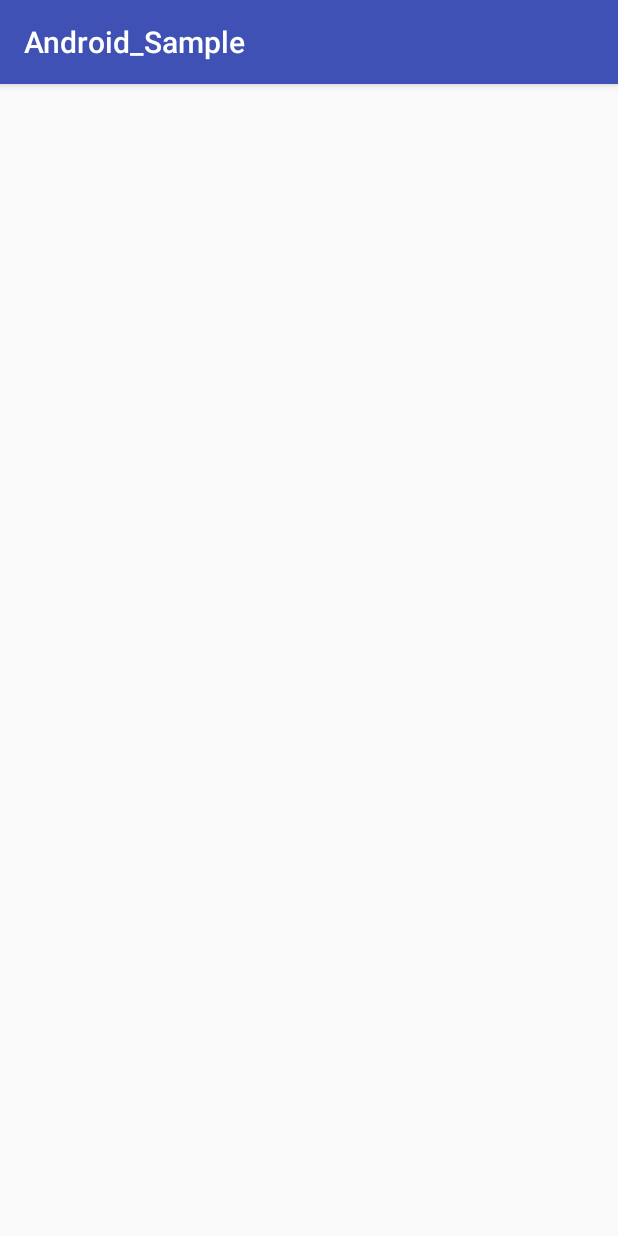
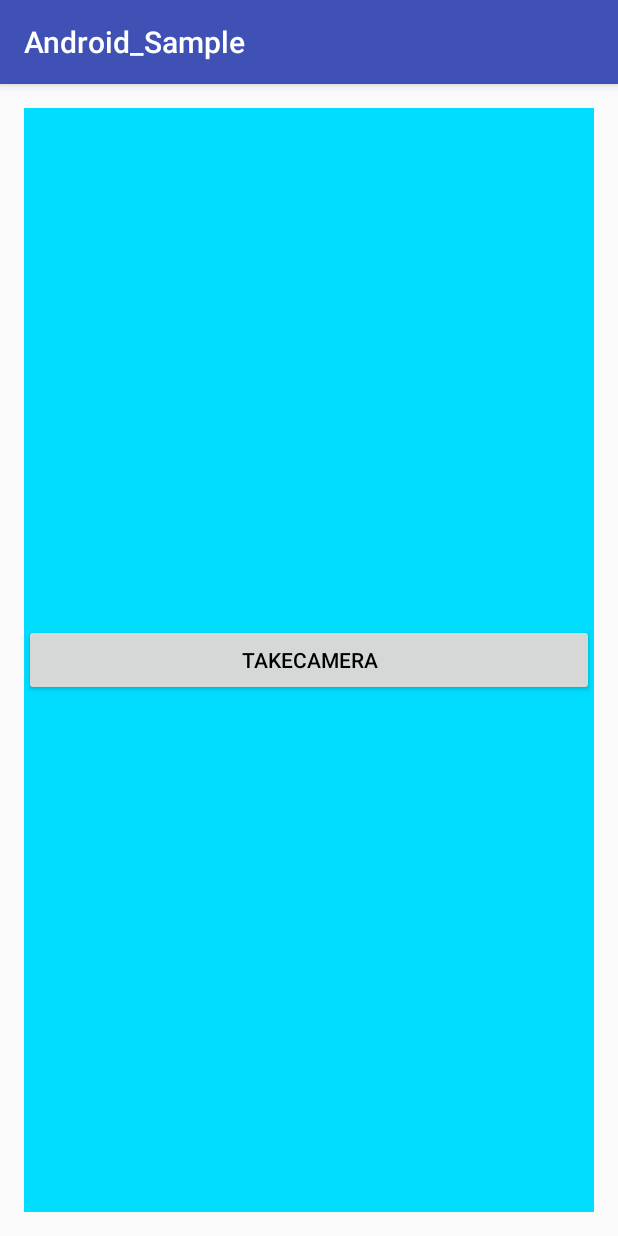
Before and after one commit to mygzk/Android_Sample, an Android app: the screen it shows after launch (Main2Activity), after a tap on "Main2Activity", on a phone screen of 412 x 824 dp. Run offline under Robolectric (Android 15) with nearby library versions, the phone set to English and light mode, and no system bars.

Commit message:
test
Signed-off-by: guozhk <guozhk@putao.com>

```diff
--- a/app/src/main/AndroidManifest.xml
+++ b/app/src/main/AndroidManifest.xml
@@ -1,6 +1,9 @@
 <?xml version="1.0" encoding="utf-8"?>
 <manifest xmlns:android="http://schemas.android.com/apk/res/android"
     package="com.gzk.sample" >
+    <uses-permission android:name="android.permission.WRITE_EXTERNAL_STORAGE" />
+    <uses-permission android:name="android.permission.READ_EXTERNAL_STORAGE" />
+    <uses-permission android:name="android.permission.CAMERA" />
 
     <application
         android:allowBackup="true"
--- a/app/src/main/java/com/gzk/sample/activity/Main2Activity.java
+++ b/app/src/main/java/com/gzk/sample/activity/Main2Activity.java
@@ -2,14 +2,28 @@ package com.gzk.sample.activity;
 
 import android.support.v7.app.AppCompatActivity;
 import android.os.Bundle;
+import android.util.Log;
 
 import com.gzk.sample.R;
+import com.gzk.sample.fragment.TestFragment;
 
 public class Main2Activity extends AppCompatActivity {
-
+    private static final String TAG = Main2Activity.class.getSimpleName();
+    TestFragment testFragment;
     @Override
     protected void onCreate(Bundle savedInstanceState) {
         super.onCreate(savedInstanceState);
         setContentView(R.layout.activity_main2);
+        Log.e(TAG,"testFragment:"+testFragment);
+        if(testFragment == null ){
+            testFragment = TestFragment.newInstance();
+        }
+        getFragmentManager().beginTransaction()
+                .replace(R.id.fragment_containter,testFragment)
+                .commit();
+
     }
+
+
+
 }
--- /dev/null
+++ b/app/src/main/java/com/gzk/sample/fragment/TestFragment.java
@@ -0,0 +1,149 @@
+package com.gzk.sample.fragment;
+
+import android.app.Activity;
+import android.app.Fragment;
+import android.content.ContentValues;
+import android.content.Context;
+import android.content.Intent;
+import android.content.res.Configuration;
+import android.net.Uri;
+import android.os.Bundle;
+import android.os.Environment;
+import android.provider.MediaStore;
+import android.util.Log;
+import android.view.LayoutInflater;
+import android.view.View;
+import android.view.ViewGroup;
+import android.widget.Button;
+import android.widget.Toast;
+
+import com.gzk.sample.R;
+
+public class TestFragment extends Fragment {
+    private static final String TAG = TestFragment.class.getSimpleName();
+
+
+    private Button btnCamera;
+    private int requestcode_camera = 100;
+    private Uri mPhotoUri = null;
+
+    public static TestFragment newInstance() {
+        TestFragment fragment = new TestFragment();
+        Bundle args = new Bundle();
+
+        fragment.setArguments(args);
+        return fragment;
+    }
+
+    public TestFragment() {
+    }
+
+    @Override
+    public void onCreate(Bundle savedInstanceState) {
+        super.onCreate(savedInstanceState);
+        Log.e(TAG, "===onCreate===");
+    }
+
+    @Override
+    public View onCreateView(LayoutInflater inflater, ViewGroup container,
+                             Bundle savedInstanceState) {
+        return inflater.inflate(R.layout.fragment_test, container, false);
+    }
+
+    @Override
+    public void onViewCreated(View view, Bundle savedInstanceState) {
+        super.onViewCreated(view, savedInstanceState);
+
+        btnCamera = (Button) view.findViewById(R.id.btnCamera);
+        btnCamera.setOnClickListener(new View.OnClickListener() {
+            @Override
+            public void onClick(View v) {
+
+                mPhotoUri = doTakePhoto(getActivity(),
+                        TestFragment.this,
+                        requestcode_camera);
+
+            }
+        });
+    }
+
+
+    @Override
+    public void onActivityResult(int requestCode, int resultCode, Intent data) {
+        super.onActivityResult(requestCode, resultCode, data);
+
+        Log.e(TAG, "onActivityResult requestCode:" + requestCode);
+        Log.e(TAG, "onActivityResult resultCode:" + resultCode);
+        Log.e(TAG, "onActivityResult data:" + data);
+        Log.e(TAG, "onActivityResult mPhotoUri:" + mPhotoUri);
+        if (resultCode == -1) {
+
+        }
+    }
+
+
+    public static Uri doTakePhoto(Context context, Object obj, int requestCode) {
+        Uri mPhotoUri = null;
+        if (!Environment.getExternalStorageState().equals(Environment.MEDIA_MOUNTED)) {
+            Toast.makeText(context, "存储卡不可用", Toast.LENGTH_SHORT).show();
+            return mPhotoUri;
+        }
+        //  String filePath = FileUtil.getAccountImageTempFolder() + File.separator + FileUtil.getImgName();
+        Intent intent = new Intent(MediaStore.ACTION_IMAGE_CAPTURE);
+        if (intent.resolveActivity(context.getPackageManager()) != null) {
+            ContentValues contentValues = new ContentValues(1);
+            //contentValues.put(MediaStore.Images.Media.DATA, filePath);
+            contentValues.put(MediaStore.Images.Media.MIME_TYPE, "image/*");
+            mPhotoUri = context.getContentResolver().insert(MediaStore.Images.Media.EXTERNAL_CONTENT_URI,
+                    contentValues);
+            intent.putExtra(MediaStore.EXTRA_OUTPUT, mPhotoUri);
+            if (obj instanceof Activity) {
+                ((Activity) obj).startActivityForResult(intent, requestCode);
+            } else if (obj instanceof Fragment) {
+                ((Fragment) obj).startActivityForResult(intent, requestCode);
+            } else {
+                ((Activity) context).startActivityForResult(intent, requestCode);
+            }
+        }
+        return mPhotoUri;
+    }
+
+
+    @Override
+    public void onPause() {
+        Log.e(TAG, "===onPause===");
+        super.onPause();
+    }
+
+    @Override
+    public void onStop() {
+        Log.e(TAG, "===onStop===");
+        super.onStop();
+    }
+
+    @Override
+    public void onDestroy() {
+        Log.e(TAG, "===onDestroy===");
+        super.onDestroy();
+    }
+
+    @Override
+    public void onSaveInstanceState(Bundle outState) {
+        Log.e(TAG, "===onSaveInstanceState===");
+        super.onSaveInstanceState(outState);
+    }
+
+    @Override
+    public void onConfigurationChanged(Configuration newConfig) {
+        Log.e(TAG, "===onConfigurationChanged===");
+        super.onConfigurationChanged(newConfig);
+    }
+
+    @Override
+    public void onViewStateRestored(Bundle savedInstanceState) {
+        Log.e(TAG, "===onViewStateRestored===");
+        super.onViewStateRestored(savedInstanceState);
+    }
+
+
+}
--- /dev/null
+++ b/app/src/main/res/layout-land/fragment_test.xml
@@ -0,0 +1,15 @@
+<?xml version="1.0" encoding="utf-8"?>
+<LinearLayout xmlns:android="http://schemas.android.com/apk/res/android"
+    android:orientation="vertical" android:layout_width="match_parent"
+    android:layout_height="match_parent"
+    android:background="@android:color/holo_red_light">
+
+
+    <Button
+        android:id="@+id/btnCamera"
+        android:layout_width="match_parent"
+        android:layout_height="48dp"
+        android:layout_gravity="center"
+        android:text="takeCamera"
+        android:textColor="#000000"/>
+</LinearLayout>
--- a/app/src/main/res/layout/activity_main2.xml
+++ b/app/src/main/res/layout/activity_main2.xml
@@ -7,4 +7,11 @@
     android:paddingBottom="@dimen/activity_vertical_margin"
     tools:context="com.gzk.sample.activity.Main2Activity">
 
+    <FrameLayout
+        android:id="@+id/fragment_containter"
+        android:layout_width="match_parent"
+        android:layout_height="match_parent">
+
+    </FrameLayout>
+
 </RelativeLayout>
--- /dev/null
+++ b/app/src/main/res/layout/fragment_test.xml
@@ -0,0 +1,16 @@
+<FrameLayout xmlns:android="http://schemas.android.com/apk/res/android"
+    xmlns:tools="http://schemas.android.com/tools" android:layout_width="match_parent"
+    android:layout_height="match_parent" tools:context="com.gzk.sample.fragment.TestFragment"
+    android:background="@android:color/holo_blue_bright">
+
+
+    <Button
+        android:id="@+id/btnCamera"
+        android:layout_width="match_parent"
+        android:layout_height="48dp"
+        android:layout_gravity="center"
+        android:text="takeCamera"
+        android:textColor="#000000"/>
+
+
+</FrameLayout>
--- a/app/src/main/res/values/strings.xml
+++ b/app/src/main/res/values/strings.xml
@@ -1,3 +1,7 @@
 <resources>
     <string name="app_name">Android_Sample</string>
+    <string name="test">Android_Sample</string>
+
+<!-- TODO: Remove or change this placeholder text -->
+    <string name="hello_blank_fragment">Hello blank fragment</string>
 </resources>
```
